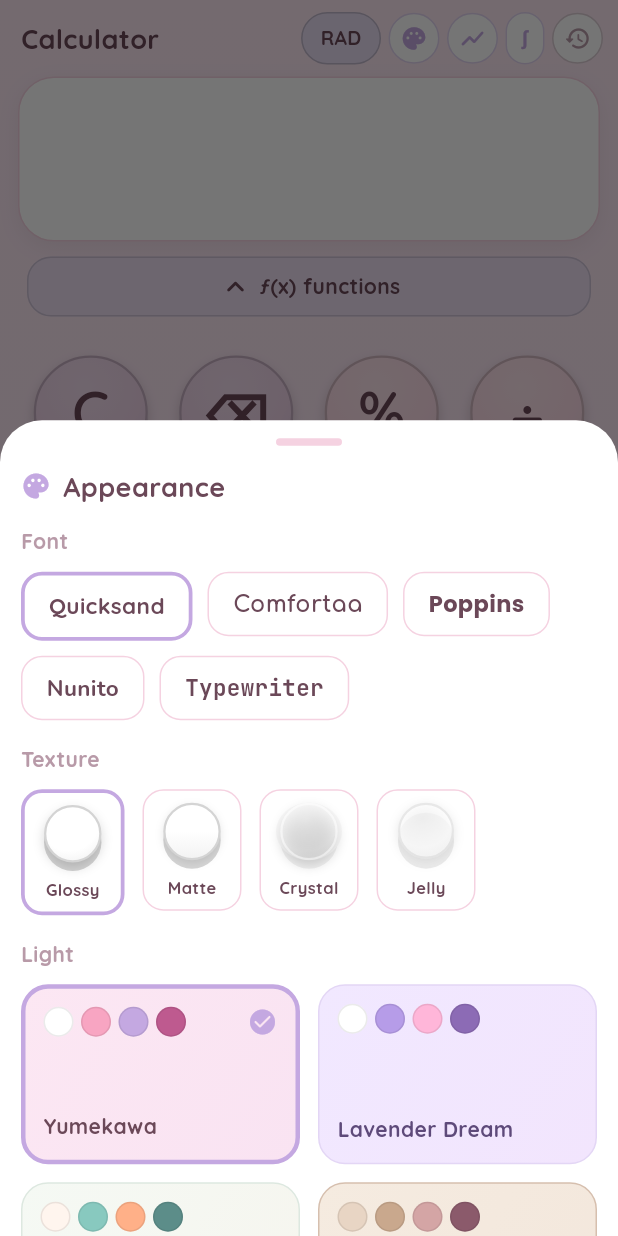
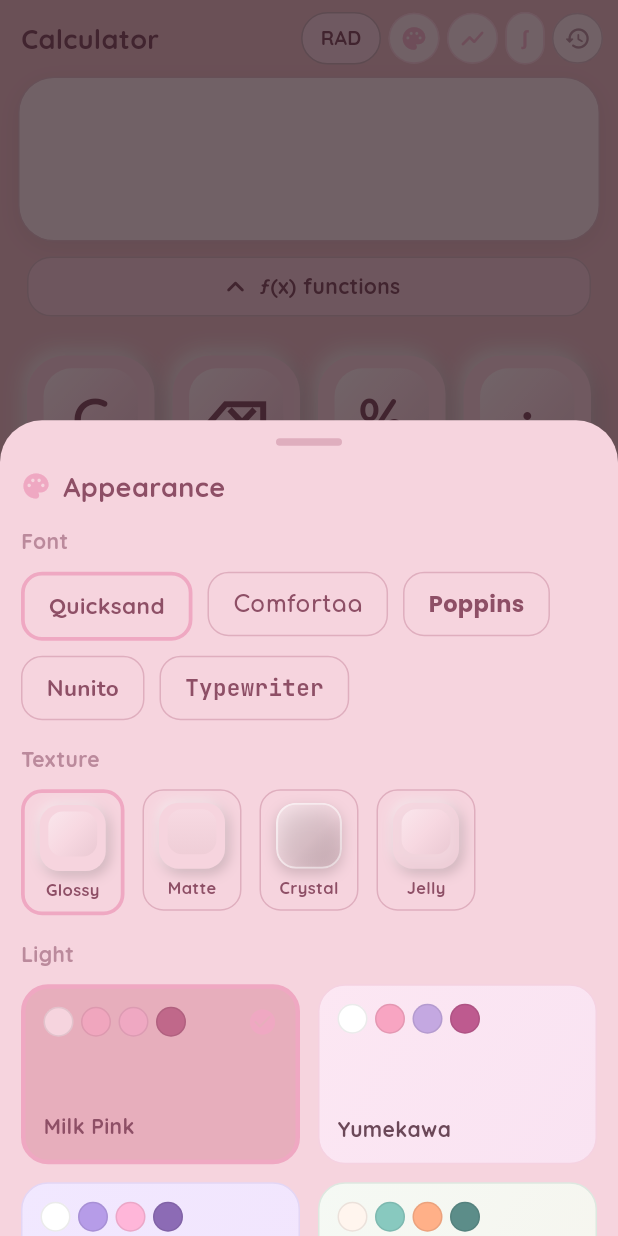
Before and after one commit to azs4n10/caculator, a Flutter app: the screen it shows after launch, after a tap on "RAD", after a tap on "DEG", after a tap on the "palette" icon, on a phone screen of 412 x 824 dp. Run offline on Flutter 3.47's test engine with Material 3 defaults, Android fonts, the phone set to English and light mode, and no system bars; our stand-ins replace google_fonts, math_expressions, shared_preferences; missing offline and left inert: flutter_math_fork; network calls fail.

Commit message:
feat: soft cushioned keycaps + Milk Pink default (match key3 reference)
Rebuild keycaps as soft rounded-square cushions lit from the top-left (white
highlight) and shadowed bottom-right, with an inflated glossy top face — the
key3 look. Add a dusty-pink monochrome 'Milk Pink' skin and make it the default.
Crystal stays real see-through glass; jelly is translucent; matte is flat.

```diff
--- a/lib/theme/skins.dart
+++ b/lib/theme/skins.dart
@@ -4,6 +4,16 @@ import 'skin.dart';
 // Palette values mirror the flipclock app's skins (5 light + 5 dark).
 
 // ---- Light ----
+// Dusty-pink, monochrome cushion look (modelled on the key3 reference).
+const milkPinkSkin = CalcSkin(
+  id: 'milk_pink', name: 'Milk Pink', isDark: false,
+  background: Color(0xFFE7AEBC), cardBackground: Color(0xFFF6D4DE),
+  digitColor: Color(0xFFC0688A), accentColor: Color(0xFFEFA8C2),
+  buttonColor: Color(0xFFF0A6BE), buttonTextColor: Color(0xFFFFFFFF),
+  primaryTextColor: Color(0xFF8E4F66), subTextColor: Color(0xFFBB8A9C),
+  dividerColor: Color(0xFFDFAEBE),
+);
+
 const yumekawaSkin = CalcSkin(
   id: 'yumekawa', name: 'Yumekawa', isDark: false,
   background: Color(0xFFFCE7F3), cardBackground: Color(0xFFFFFFFF),
@@ -96,14 +106,14 @@ const charcoalRoseSkin = CalcSkin(
 );
 
 const List<CalcSkin> lightSkins = [
-  yumekawaSkin, lavenderSkin, mintPeachSkin, beigeRoseSkin, sugarPinkSkin,
+  milkPinkSkin, yumekawaSkin, lavenderSkin, mintPeachSkin, beigeRoseSkin, sugarPinkSkin,
 ];
 const List<CalcSkin> darkSkins = [
   nightStarSkin, midnightPlumSkin, cocoaNightSkin, galaxySkin, charcoalRoseSkin,
 ];
 const List<CalcSkin> allSkins = [...lightSkins, ...darkSkins];
 
-const CalcSkin defaultSkin = yumekawaSkin;
+const CalcSkin defaultSkin = milkPinkSkin;
 
 CalcSkin skinById(String id) =>
     allSkins.firstWhere((s) => s.id == id, orElse: () => defaultSkin);
--- a/lib/widgets/typewriter_key.dart
+++ b/lib/widgets/typewriter_key.dart
@@ -4,14 +4,11 @@ import 'package:flutter/services.dart';
 import '../theme.dart';
 import '../theme/key_texture.dart';
 
-/// A round keycap on a stem. Pressing drops the cap onto the stem. Only the
-/// material changes with [texture]:
-///  - matte: flat,
-///  - glossy: a soft top-lit dome (gradient, no highlight blob),
-///  - crystal: clear glass — a BackdropFilter blurs what's behind so the
-///    background genuinely shows through,
-///  - jelly: translucent frosted gummy (the background tints through).
-/// Fills its parent box — wrap in a square (AspectRatio 1) for a true circle.
+/// A soft, cushioned rounded-square keycap (modelled on the key3 reference):
+/// a raised cap lit from the top-left (light highlight) and shaded to the
+/// bottom-right (soft drop shadow), with an inflated glossy top face. [texture]
+/// swaps the material: glossy cushion / matte / clear crystal / jelly.
+/// Fills its parent box — wrap in a square (AspectRatio 1).
 class TypewriterKey extends StatefulWidget {
   final String label;
   final VoidCallback onTap;
@@ -47,59 +44,32 @@ class _TypewriterKeyState extends State<TypewriterKey> {
   Color _l(double t) => Color.lerp(widget.color, Colors.white, t)!;
   Color _d(double t) => Color.lerp(widget.color, Colors.black, t)!;
 
-  static const _mathAxisGlyphs = {'×', '÷', '−', '-', '+', '='};
-  double _legendDy(double size) => _mathAxisGlyphs.contains(widget.label) ? size * 0.09 : 0;
+  static const _mathAxis = {'×', '÷', '−', '-', '+', '='};
+  double _dy(double size) => _mathAxis.contains(widget.label) ? size * 0.09 : 0;
 
   @override
   Widget build(BuildContext context) {
     return LayoutBuilder(
       builder: (_, c) {
+        final w = c.maxWidth, h = c.maxHeight;
         final t = widget.texture;
-        final travel = (c.maxHeight * (t == KeyTexture.jelly ? 0.15 : 0.13))
-            .clamp(4.0, t == KeyTexture.jelly ? 11.0 : 9.0);
-        const bw = 1.5;
-        // Convex dome: bright near the top, shaded at the rim — reads 3D without
-        // a discrete highlight blob.
-        const domeCenter = Alignment(-0.1, -0.45);
+        final r = BorderRadius.circular(h * 0.30);
+        final shift = h * 0.05;
+        final crystal = t == KeyTexture.crystal;
 
-        Color stem = widget.edge;
-        Widget capBg;
-
-        switch (t) {
-          case KeyTexture.matte:
-            capBg = _circle(
-              gradient: LinearGradient(begin: Alignment.topCenter, end: Alignment.bottomCenter, colors: [_l(0.05), widget.color, _d(0.05)], stops: const [0, 0.5, 1]),
-              border: widget.edge,
-              shadow: [BoxShadow(color: Colors.black.withValues(alpha: 0.10), offset: const Offset(0, 2), blurRadius: 4)],
-            );
-            break;
-          case KeyTexture.glossy:
-            capBg = _circle(
-              gradient: RadialGradient(center: domeCenter, radius: 0.95, colors: [_l(0.24), widget.color, _d(0.08)], stops: const [0, 0.55, 1]),
-              border: widget.edge,
-              shadow: [BoxShadow(color: Colors.black.withValues(alpha: 0.16), offset: const Offset(0, 3.5), blurRadius: 6)],
-            );
-            break;
-          case KeyTexture.jelly:
-            stem = widget.edge.withValues(alpha: 0.55);
-            capBg = _circle(
-              gradient: RadialGradient(center: domeCenter, radius: 0.95, colors: [
-                widget.color.withValues(alpha: 0.55),
-                widget.color.withValues(alpha: 0.76),
-                _d(0.06).withValues(alpha: 0.76),
-              ], stops: const [0, 0.55, 1]),
-              border: widget.edge.withValues(alpha: 0.5),
-              shadow: [
-                BoxShadow(color: widget.color.withValues(alpha: 0.45), offset: const Offset(0, 5), blurRadius: 10),
-                BoxShadow(color: Colors.black.withValues(alpha: 0.10), offset: const Offset(0, 2), blurRadius: 5),
-              ],
-            );
-            break;
-          case KeyTexture.crystal:
-            stem = widget.edge.withValues(alpha: 0.35);
-            capBg = _crystal(bw);
-            break;
-        }
+        // Raised cushion: white highlight at the top-left, soft dark shadow at
+        // the bottom-right.
+        final raised = <BoxShadow>[
+          BoxShadow(color: _d(0.20), offset: Offset(w * 0.045, h * 0.06), blurRadius: h * 0.16),
+          BoxShadow(color: Colors.white.withValues(alpha: 0.5), offset: Offset(-w * 0.035, -h * 0.05), blurRadius: h * 0.12),
+        ];
+        final pressed = <BoxShadow>[
+          BoxShadow(color: _d(0.13), offset: Offset(w * 0.012, h * 0.018), blurRadius: h * 0.04),
+          BoxShadow(color: Colors.white.withValues(alpha: 0.28), offset: Offset(-w * 0.01, -h * 0.012), blurRadius: h * 0.03),
+        ];
+        final crystalShadow = <BoxShadow>[
+          BoxShadow(color: Colors.black.withValues(alpha: _down ? 0.06 : 0.16), offset: Offset(0, _down ? 1 : 3.5), blurRadius: _down ? 3 : 7),
+        ];
 
         return GestureDetector(
           behavior: HitTestBehavior.opaque,
@@ -109,39 +79,23 @@ class _TypewriterKeyState extends State<TypewriterKey> {
             setState(() => _down = false);
             _press();
           },
-          child: Stack(
-            children: [
-              // Stem (gives the cap its depth).
-              Positioned(
-                left: 0,
-                right: 0,
-                top: travel,
-                bottom: 0,
-                child: DecoratedBox(decoration: BoxDecoration(color: stem, shape: BoxShape.circle)),
-              ),
-              // Cap.
-              AnimatedPositioned(
-                duration: const Duration(milliseconds: 55),
+          child: AnimatedContainer(
+            duration: const Duration(milliseconds: 70),
             curve: Curves.easeOut,
-                left: 0,
-                right: 0,
-                top: _down ? travel : 0,
-                bottom: _down ? 0 : travel,
+            margin: EdgeInsets.only(top: _down ? shift : 0),
+            decoration: BoxDecoration(borderRadius: r, boxShadow: crystal ? crystalShadow : (_down ? pressed : raised)),
             child: Stack(
               fit: StackFit.expand,
               children: [
-                    capBg,
+                crystal ? _crystal(r) : _solidCap(t, r, w, h),
                 Center(
                   child: Padding(
-                        padding: EdgeInsets.symmetric(horizontal: c.maxWidth * 0.12),
-                        // Math-axis symbols (× ÷ − + =) sit high in the line box;
-                        // nudge them down so they look optically centred.
+                    padding: EdgeInsets.symmetric(horizontal: w * 0.12),
                     child: Transform.translate(
-                          offset: Offset(0, _legendDy(c.maxHeight * widget.sizeFactor)),
+                      offset: Offset(0, _dy(h * widget.sizeFactor)),
                       child: FittedBox(
                         fit: BoxFit.scaleDown,
-                            child: Text(widget.label,
-                                style: Kawaii.key(c.maxHeight * widget.sizeFactor).copyWith(color: widget.textColor)),
+                        child: Text(widget.label, style: Kawaii.key(h * widget.sizeFactor).copyWith(color: widget.textColor)),
                       ),
                     ),
                   ),
@@ -149,60 +103,50 @@ class _TypewriterKeyState extends State<TypewriterKey> {
               ],
             ),
           ),
-            ],
-          ),
         );
       },
     );
   }
 
-  Widget _circle({
-    Gradient? gradient,
-    Color? color,
-    required Color border,
-    required List<BoxShadow> shadow,
-  }) {
+  Widget _solidCap(KeyTexture t, BorderRadius r, double w, double h) {
+    final base = t == KeyTexture.jelly ? widget.color.withValues(alpha: 0.74) : widget.color;
+    final topFace = t == KeyTexture.matte
+        ? LinearGradient(begin: Alignment.topCenter, end: Alignment.bottomCenter, colors: [_l(0.12), _d(0.03)])
+        : LinearGradient(begin: Alignment.topLeft, end: Alignment.bottomRight, colors: [_l(0.42), _l(0.10), _d(0.05)], stops: const [0, 0.5, 1]);
     return DecoratedBox(
-      decoration: BoxDecoration(
-        color: gradient == null ? color : null,
-        gradient: gradient,
-        shape: BoxShape.circle,
-        border: Border.all(color: border, width: 1.5),
-        boxShadow: _down ? [] : shadow,
+      decoration: BoxDecoration(color: base, borderRadius: r),
+      child: Stack(
+        fit: StackFit.expand,
+        children: [
+          Positioned(
+            top: h * 0.10,
+            left: w * 0.13,
+            right: w * 0.13,
+            bottom: h * 0.22,
+            child: DecoratedBox(decoration: BoxDecoration(gradient: topFace, borderRadius: BorderRadius.circular(h * 0.22))),
+          ),
+        ],
       ),
     );
   }
 
-  Widget _crystal(double bw) {
-    // Domed glass: a bright sheen near the top fading to a faintly darker rim
-    // gives 3D curvature, while the low alphas + BackdropFilter keep it truly
-    // see-through.
+  Widget _crystal(BorderRadius r) {
+    // Clear glass cushion: a real BackdropFilter so the background shows through.
     final glass = BackdropFilter(
       filter: ImageFilter.blur(sigmaX: 6, sigmaY: 6),
       child: DecoratedBox(
         decoration: BoxDecoration(
-          gradient: const RadialGradient(
-            center: Alignment(-0.1, -0.45),
-            radius: 0.95,
+          gradient: const LinearGradient(
+            begin: Alignment.topLeft,
+            end: Alignment.bottomRight,
             colors: [Color(0x6BFFFFFF), Color(0x1FFFFFFF), Color(0x14000000)],
-            stops: [0, 0.6, 1],
+            stops: [0, 0.55, 1],
           ),
-          shape: BoxShape.circle,
-          border: Border.all(color: Colors.white.withValues(alpha: 0.5), width: bw),
+          borderRadius: r,
+          border: Border.all(color: Colors.white.withValues(alpha: 0.5), width: 1.4),
         ),
       ),
     );
-    return Stack(
-      fit: StackFit.expand,
-      children: [
-        DecoratedBox(
-          decoration: BoxDecoration(
-            shape: BoxShape.circle,
-            boxShadow: _down ? [] : [BoxShadow(color: Colors.black.withValues(alpha: 0.16), offset: const Offset(0, 3.5), blurRadius: 6)],
-          ),
-        ),
-        ClipOval(child: glass),
-      ],
-    );
+    return ClipRRect(borderRadius: r, child: glass);
   }
 }
```
Also changed, not shown: .claude/settings.local.json. Lines whose indentation alone changed are shown as unchanged.
